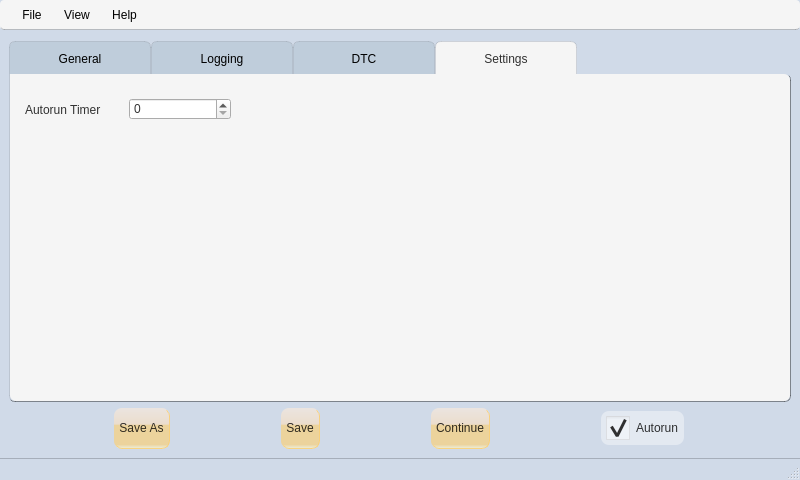
vulevu121/AutomationGUI, file AutomationGUI_ui.ui: the form before one commit.
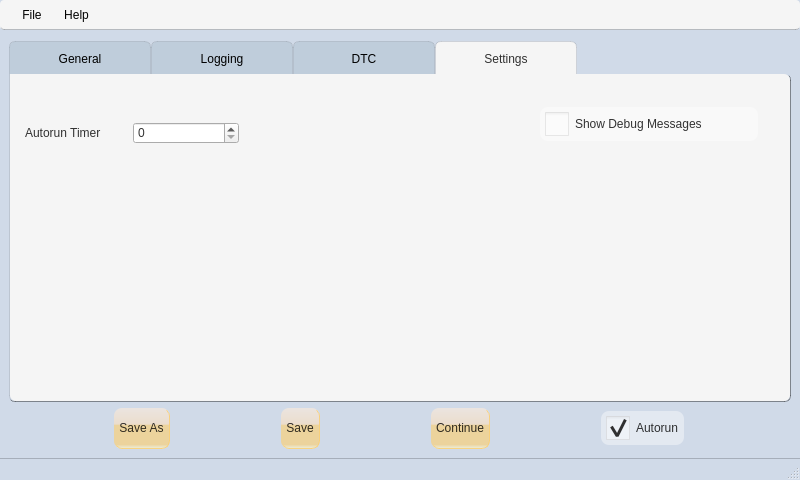
The form after the commit. The open tabs and pages were chosen to show the change. Icons and pictures are not drawn.

What changed in the file:
```diff
--- a/AutomationGUI_ui.ui
+++ b/AutomationGUI_ui.ui
@@ -682,13 +682,35 @@
        <attribute name="title">
         <string>Settings</string>
        </attribute>
+       <widget class="QWidget" name="verticalLayoutWidget_2">
+        <property name="geometry">
+         <rect>
+          <x>530</x>
+          <y>20</y>
+          <width>218</width>
+          <height>61</height>
+         </rect>
+        </property>
+        <layout class="QVBoxLayout" name="verticalLayout_8">
+         <item>
+          <widget class="QCheckBox" name="showDebugCheckBox">
+           <property name="layoutDirection">
+            <enum>Qt::LeftToRight</enum>
+           </property>
+           <property name="text">
+            <string>Show Debug Messages</string>
+           </property>
+          </widget>
+         </item>
+        </layout>
+       </widget>
        <widget class="QWidget" name="horizontalLayoutWidget">
         <property name="geometry">
          <rect>
           <x>10</x>
-          <y>10</y>
-          <width>211</width>
-          <height>51</height>
+          <y>20</y>
+          <width>219</width>
+          <height>78</height>
          </rect>
         </property>
         <layout class="QHBoxLayout" name="horizontalLayout">
@@ -822,20 +844,7 @@
     </property>
     <addaction name="actionAbout"/>
    </widget>
-   <widget class="QMenu" name="menuView">
-    <property name="sizePolicy">
-     <sizepolicy hsizetype="Preferred" vsizetype="Preferred">
-      <horstretch>0</horstretch>
-      <verstretch>0</verstretch>
-     </sizepolicy>
-    </property>
-    <property name="title">
-     <string>View</string>
-    </property>
-    <addaction name="actionShow_Debug_Messages"/>
-   </widget>
    <addaction name="menuFile"/>
-   <addaction name="menuView"/>
    <addaction name="menuHelp"/>
   </widget>
   <widget class="QStatusBar" name="statusbar">
```
